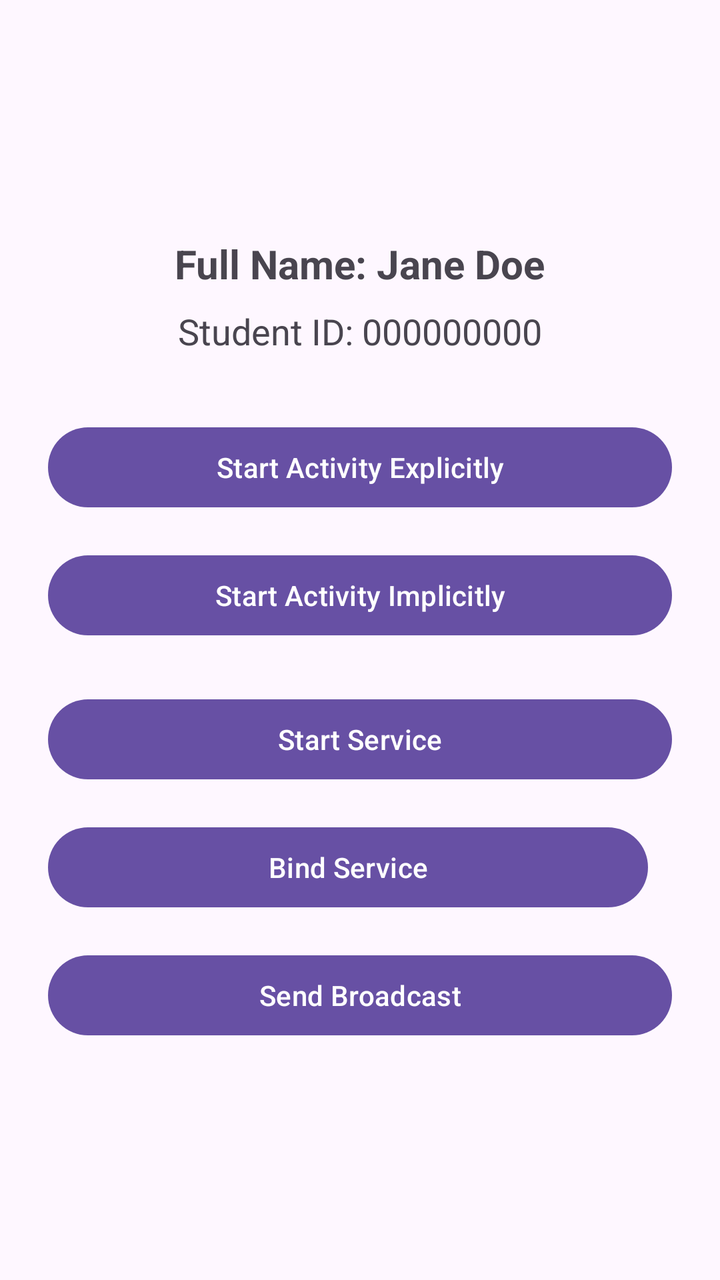
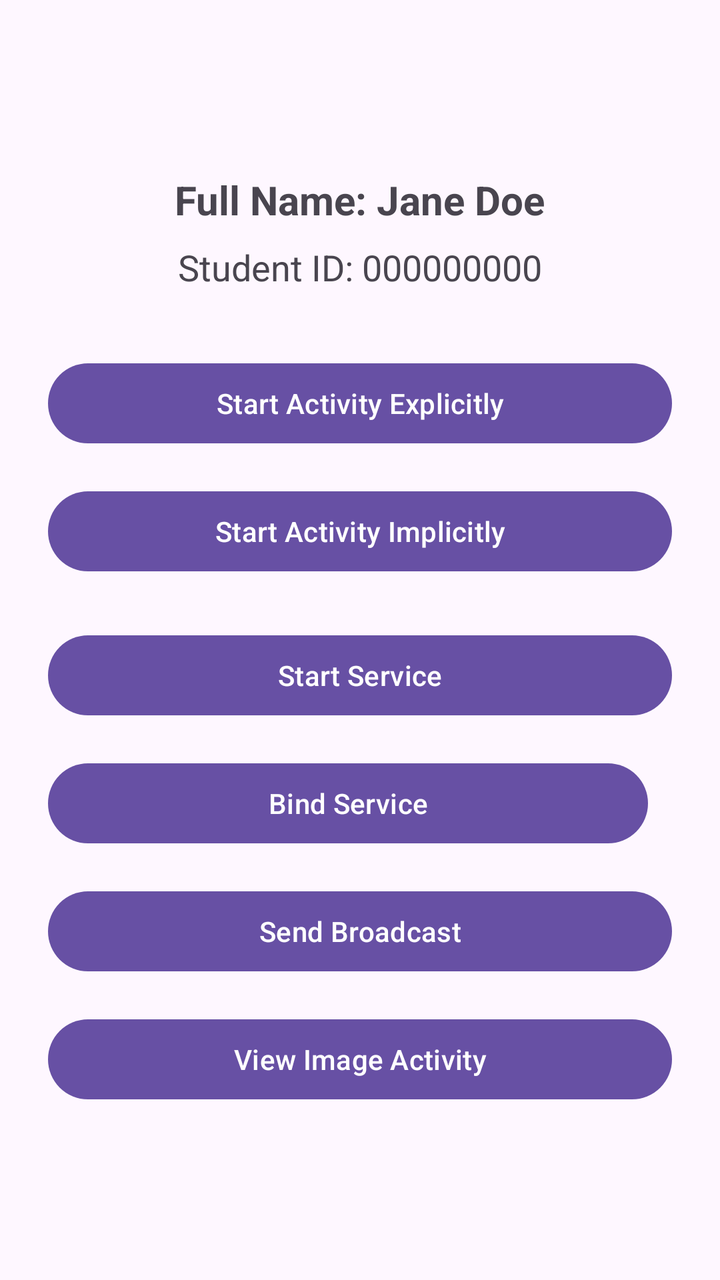

Screens rendered from an Android XML layout before and after an edit, with the pre-edit source and the edit as a unified diff.
<!-- AndroidManifest.xml: application theme Theme.CS412AndroidApp -->
<!-- res/layout/activity_main.xml -->
<?xml version="1.0" encoding="utf-8"?>
<LinearLayout xmlns:android="http://schemas.android.com/apk/res/android"
    xmlns:tools="http://schemas.android.com/tools"
    android:layout_width="match_parent"
    android:layout_height="match_parent"
    android:orientation="vertical"
    android:gravity="center"
    android:padding="24dp"
    tools:context=".MainActivity">

    <TextView
        android:id="@+id/tvFullName"
        android:layout_width="wrap_content"
        android:layout_height="wrap_content"
        android:text="Full Name: Jane Doe"
        android:textSize="20sp"
        android:textStyle="bold"
        android:layout_marginBottom="8dp" />

    <TextView
        android:id="@+id/tvStudentId"
        android:layout_width="wrap_content"
        android:layout_height="wrap_content"
        android:text="Student ID: 000000000"
        android:textSize="18sp"
        android:layout_marginBottom="32dp" />

    <Button
        android:id="@+id/btnStartExplicit"
        android:layout_width="match_parent"
        android:layout_height="wrap_content"
        android:text="Start Activity Explicitly"
        android:layout_marginBottom="16dp" />

    <Button
        android:id="@+id/btnStartImplicit"
        android:layout_width="match_parent"
        android:layout_height="wrap_content"
        android:text="Start Activity Implicitly" />

    <Button
        android:id="@+id/btnStartService"
        android:layout_width="match_parent"
        android:layout_height="wrap_content"
        android:text="Start Service"
        android:layout_marginTop="24dp"
        android:layout_marginBottom="16dp" />

    <LinearLayout
        android:layout_width="match_parent"
        android:layout_height="wrap_content"
        android:orientation="horizontal"
        android:gravity="center_vertical"
        android:layout_marginBottom="16dp">

        <Button
            android:id="@+id/btnBindService"
            android:layout_width="0dp"
            android:layout_height="wrap_content"
            android:layout_weight="1"
            android:text="Bind Service" />

        <TextView
            android:id="@+id/tvGrade"
            android:layout_width="wrap_content"
            android:layout_height="wrap_content"
            android:layout_marginStart="12dp"
            android:textSize="18sp"
            android:textStyle="bold"
            android:text="" />

    </LinearLayout>

    <Button
        android:id="@+id/btnSendBroadcast"
        android:layout_width="match_parent"
        android:layout_height="wrap_content"
        android:text="Send Broadcast" />

</LinearLayout>
<!-- resources referenced by this layout -->
<resources>
  <style name="Theme.CS412AndroidApp" parent="Base.Theme.CS412AndroidApp" />
  <style name="Base.Theme.CS412AndroidApp" parent="Theme.Material3.DayNight.NoActionBar">
          
          
      </style>
</resources>

<!-- the commit's change to res/layout/activity_main.xml (unified diff, before → after) -->
@@ -77,4 +77,11 @@
         android:layout_height="wrap_content"
         android:text="Send Broadcast" />
 
+    <Button
+        android:id="@+id/btnViewImage"
+        android:layout_width="match_parent"
+        android:layout_height="wrap_content"
+        android:layout_marginTop="16dp"
+        android:text="View Image Activity" />
+
 </LinearLayout>
